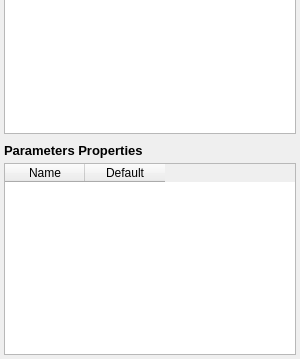
The window that bt_editor/sidepanel_editor.ui (BehaviorTree/Groot) describes before a commit, drawn with Qt 5; both pictures show x 0 to 300 and y 241 to 600 of the 300 by 600 pixel window.
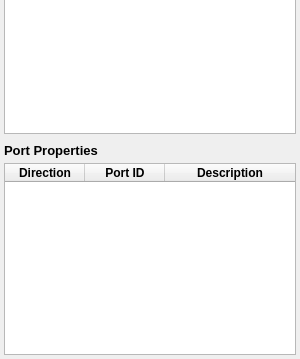
The same window after the commit. Icons and pictures are not drawn.

Commit message: table in sidepanel editor fixed

What changed in the file:
```diff
--- a/bt_editor/sidepanel_editor.ui
+++ b/bt_editor/sidepanel_editor.ui
@@ -396,7 +396,7 @@
          </font>
         </property>
         <property name="text">
-         <string>Parameters Properties</string>
+         <string>Port Properties</string>
         </property>
        </widget>
       </item>
@@ -412,16 +412,16 @@
          <enum>QAbstractItemView::SelectRows</enum>
         </property>
         <property name="columnCount">
-         <number>2</number>
+         <number>3</number>
         </property>
         <attribute name="horizontalHeaderDefaultSectionSize">
          <number>80</number>
         </attribute>
         <attribute name="horizontalHeaderMinimumSectionSize">
-         <number>50</number>
+         <number>80</number>
         </attribute>
         <attribute name="horizontalHeaderStretchLastSection">
-         <bool>false</bool>
+         <bool>true</bool>
         </attribute>
         <attribute name="verticalHeaderVisible">
          <bool>false</bool>
@@ -434,12 +434,35 @@
         </attribute>
         <column>
          <property name="text">
-          <string>Name</string>
+          <string>Direction</string>
          </property>
+         <property name="font">
+          <font>
+           <weight>75</weight>
+           <bold>true</bold>
+          </font>
+         </property>
         </column>
         <column>
          <property name="text">
-          <string>Default</string>
+          <string>Port ID</string>
+         </property>
+         <property name="font">
+          <font>
+           <weight>75</weight>
+           <bold>true</bold>
+          </font>
+         </property>
+        </column>
+        <column>
+         <property name="text">
+          <string>Description</string>
+         </property>
+         <property name="font">
+          <font>
+           <weight>75</weight>
+           <bold>true</bold>
+          </font>
          </property>
         </column>
        </widget>
```
Left out of the diff: 2 changed lines with no effect on the pictures. The commit also changes 2 other files.
